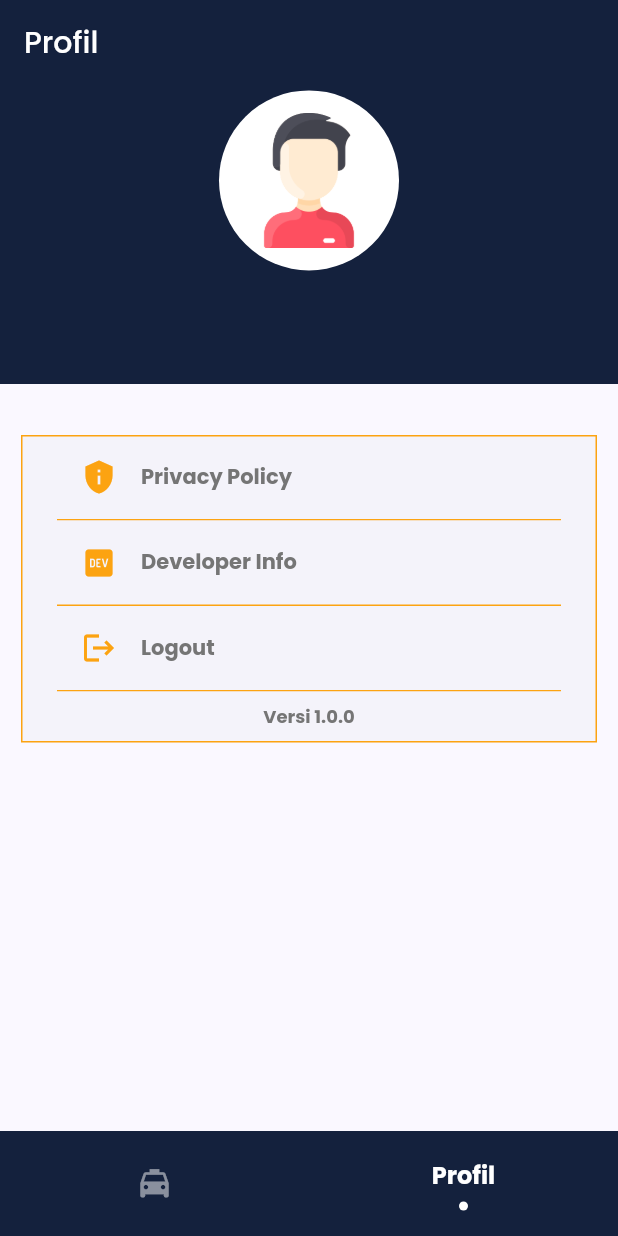
After one commit to mdsetiawan11/anterin_kc_pky, a Flutter app: the DriverLayout screen opened directly, item 2 of the bottom bar chosen, after a tap on "Developer Info", on a phone screen of 412 x 824 dp. The commit adds this screen. Run offline on Flutter 3.47's test engine with Material 2 defaults, Android fonts, the phone set to English and light mode, and no system bars; drawn by our look-alikes of sliding_clipped_nav_bar; our stand-ins replace awesome_dialog, flutter_custom_clippers, flutter_rating_bar, flutter_slidable, flutter_svg, fluttertoast and 5 more; missing offline and left inert: material_dialogs; accounts and stored records are empty; network calls fail.

Commit message:
permintaan driver

```diff
--- a/lib/pages/driver/layout.dart
+++ b/lib/pages/driver/layout.dart
@@ -1,4 +1,8 @@
+import 'package:anterin_kc_pky/pages/driver/permintaan.dart';
+import 'package:anterin_kc_pky/pages/driver/profil.dart';
+import 'package:anterin_kc_pky/shared/colors.dart';
 import 'package:flutter/material.dart';
+import 'package:sliding_clipped_nav_bar/sliding_clipped_nav_bar.dart';
 
 class DriverLayout extends StatefulWidget {
   const DriverLayout({super.key});
@@ -8,10 +12,53 @@ class DriverLayout extends StatefulWidget {
 }
 
 class _DriverLayoutState extends State<DriverLayout> {
+  late PageController _pageController;
+  int selectedIndex = 0;
+
+  @override
+  void initState() {
+    super.initState();
+    _pageController = PageController(initialPage: selectedIndex);
+  }
+
+  void onButtonPressed(int index) {
+    setState(() {
+      selectedIndex = index;
+    });
+    _pageController.animateToPage(selectedIndex,
+        duration: const Duration(milliseconds: 400), curve: Curves.easeOutQuad);
+  }
+
   @override
   Widget build(BuildContext context) {
-    return const Center(
-      child: Text('Driver'),
+    return Scaffold(
+      body: PageView(
+        physics: const NeverScrollableScrollPhysics(),
+        controller: _pageController,
+        children: _pages,
+      ),
+      bottomNavigationBar: SlidingClippedNavBar(
+        backgroundColor: Warna.utama,
+        onButtonPressed: onButtonPressed,
+        iconSize: 25,
+        activeColor: Colors.white,
+        selectedIndex: selectedIndex,
+        barItems: <BarItem>[
+          BarItem(
+            icon: Icons.local_taxi,
+            title: 'Anterin',
+          ),
+          BarItem(
+            icon: Icons.person_rounded,
+            title: 'Profil',
+          ),
+        ],
+      ),
     );
   }
 }
+
+List<Widget> _pages = <Widget>[
+  const PermintaanDriver(),
+  const DriverProfil(),
+];
--- /dev/null
+++ b/lib/pages/driver/profil.dart
@@ -0,0 +1,252 @@
+import 'package:anterin_kc_pky/pages/auth/intro.dart';
+import 'package:anterin_kc_pky/shared/colors.dart';
+import 'package:flutter/material.dart';
+import 'package:font_awesome_flutter/font_awesome_flutter.dart';
+import 'package:lottie/lottie.dart';
+import 'package:material_dialogs/dialogs.dart';
+import 'package:material_dialogs/widgets/buttons/icon_button.dart';
+import 'package:material_dialogs/widgets/buttons/icon_outline_button.dart';
+import 'package:shared_preferences/shared_preferences.dart';
+import 'package:url_launcher/url_launcher.dart';
+
+class DriverProfil extends StatefulWidget {
+  const DriverProfil({super.key});
+
+  @override
+  State<DriverProfil> createState() => _DriverProfilState();
+}
+
+class _DriverProfilState extends State<DriverProfil> {
+  String nama = '';
+  String bagian = '';
+
+  final Uri _url = Uri.parse('https://www.instagram.com/md.setiawan11/');
+
+  logout() async {
+    SharedPreferences localStorage = await SharedPreferences.getInstance();
+    localStorage.remove('username');
+    localStorage.remove('nama');
+    localStorage.remove('role');
+    localStorage.remove('bagian');
+
+    // ignore: use_build_context_synchronously
+    Navigator.pushReplacement(
+        context,
+        MaterialPageRoute(
+            builder: (BuildContext context) => const IntroductionPage()));
+  }
+
+  @override
+  void initState() {
+    getData();
+    super.initState();
+  }
+
+  getData() async {
+    SharedPreferences localStorage = await SharedPreferences.getInstance();
+    setState(() {
+      nama = (localStorage.getString('nama') ?? '');
+      bagian = (localStorage.getString('bagian') ?? '');
+    });
+  }
+
+  Future<void> _launchUrl() async {
+    if (!await launchUrl(_url)) {
+      throw Exception('Could not launch $_url');
+    }
+  }
+
+  @override
+  Widget build(BuildContext context) {
+    return Scaffold(
+      appBar: AppBar(
+        automaticallyImplyLeading: false,
+        title: const Text(
+          'Profil',
+          style: TextStyle(color: Colors.white),
+        ),
+        backgroundColor: Warna.utama,
+      ),
+      body: Column(
+        children: [
+          Container(
+            color: Warna.utama,
+            height: 200,
+            width: MediaQuery.of(context).size.width,
+            child: Column(
+              mainAxisAlignment: MainAxisAlignment.spaceEvenly,
+              children: [
+                CircleAvatar(
+                  backgroundColor: Colors.white,
+                  radius: 60,
+                  child: Padding(
+                    padding: const EdgeInsets.all(15.0),
+                    child: Image.asset('assets/man.png'),
+                  ),
+                ),
+                Text(
+                  nama,
+                  style: const TextStyle(color: Colors.white, fontSize: 24),
+                ),
+                Text(
+                  bagian,
+                  style: const TextStyle(color: Colors.white, fontSize: 18),
+                )
+              ],
+            ),
+          ),
+          const SizedBox(
+            height: 30,
+          ),
+          Padding(
+            padding: const EdgeInsets.symmetric(horizontal: 10.0),
+            child: Card(
+              shape: Border.all(color: Warna.kedua),
+              elevation: 0,
+              child: Column(
+                children: [
+                  Padding(
+                    padding: const EdgeInsets.symmetric(horizontal: 8.0),
+                    child: MaterialButton(
+                      onPressed: () {},
+                      child: ListTile(
+                        leading: const Icon(
+                          Icons.privacy_tip,
+                          color: Warna.kedua,
+                        ),
+                        title: Text(
+                          'Privacy Policy',
+                          style: TextStyle(
+                              color: Colors.grey.shade600,
+                              fontWeight: FontWeight.bold,
+                              fontSize: 14),
+                        ),
+                        shape: const Border(
+                          bottom: BorderSide(color: Warna.kedua),
+                        ),
+                      ),
+                    ),
+                  ),
+                  Padding(
+                    padding: const EdgeInsets.symmetric(horizontal: 8.0),
+                    child: MaterialButton(
+                      onPressed: () {
+                        Dialogs.materialDialog(
+                          color: Colors.white,
+                          title: 'based on flutter develop by mdsdev',
+                          context: context,
+                          actions: [
+                            IconsButton(
+                              onPressed: () {
+                                Navigator.of(context).pop();
+                              },
+                              text: 'Ok',
+                              color: Colors.grey,
+                              textStyle: const TextStyle(color: Colors.white),
+                              iconColor: Colors.white,
+                            ),
+                            IconsButton(
+                              onPressed: () {
+                                _launchUrl();
+                              },
+                              text: 'Instagram',
+                              iconData: FontAwesomeIcons.instagram,
+                              color: Colors.pink,
+                              textStyle: const TextStyle(color: Colors.white),
+                              iconColor: Colors.white,
+                            ),
+                          ],
+                          lottieBuilder: Lottie.asset(
+                            'assets/dev.json',
+                            fit: BoxFit.contain,
+                          ),
+                        );
+                      },
+                      child: ListTile(
+                        leading: const Icon(
+                          Icons.logo_dev,
+                          color: Warna.kedua,
+                        ),
+                        title: Text(
+                          'Developer Info',
+                          style: TextStyle(
+                              color: Colors.grey.shade600,
+                              fontWeight: FontWeight.bold,
+                              fontSize: 14),
+                        ),
+                        shape: const Border(
+                          bottom: BorderSide(color: Warna.kedua),
+                        ),
+                      ),
+                    ),
+                  ),
+                  Padding(
+                    padding: const EdgeInsets.symmetric(horizontal: 8.0),
+                    child: MaterialButton(
+                      onPressed: () {
+                        Dialogs.materialDialog(
+                            msg: 'Are you sure want to logout?',
+                            title: "Logout",
+                            color: Colors.white,
+                            context: context,
+                            actions: [
+                              IconsOutlineButton(
+                                onPressed: () {
+                                  Navigator.of(context).pop();
+                                },
+                                text: 'Cancel',
+                                iconData: Icons.cancel_outlined,
+                                textStyle: const TextStyle(color: Colors.grey),
+                                iconColor: Colors.grey,
+                              ),
+                              IconsButton(
+                                onPressed: () {
+                                  logout();
+                                },
+                                text: 'Yes',
+                                iconData: Icons.logout,
+                                color: Colors.red,
+                                textStyle: const TextStyle(color: Colors.white),
+                                iconColor: Colors.white,
+                              ),
+                            ]);
+                      },
+                      child: ListTile(
+                        leading: const Icon(
+                          Icons.logout,
+                          color: Warna.kedua,
+                        ),
+                        title: Text(
+                          'Logout',
+                          style: TextStyle(
+                              color: Colors.grey.shade600,
+                              fontWeight: FontWeight.bold,
+                              fontSize: 14),
+                        ),
+                        shape: const Border(
+                          bottom: BorderSide(color: Warna.kedua),
+                        ),
+                      ),
+                    ),
+                  ),
+                  Padding(
+                    padding: const EdgeInsets.all(8.0),
+                    child: Center(
+                      child: Text(
+                        'Versi 1.0.0',
+                        style: TextStyle(
+                            color: Colors.grey.shade600,
+                            fontWeight: FontWeight.bold,
+                            fontSize: 12),
+                      ),
+                    ),
+                  )
+                ],
+              ),
+            ),
+          ),
+        ],
+      ),
+    );
+  }
+}
```
Also changed, not shown: lib/pages/driver/permintaan.dart (added, +297 -0 lines).
